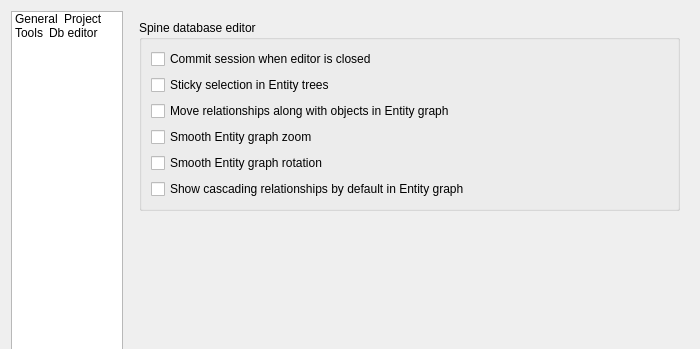
Old version of the form spinetoolbox/ui/settings.ui in the repository spine-tools/Spine-Toolbox; both pictures show x 0 to 700 and y 0 to 349 of the 700 by 550 pixel window.
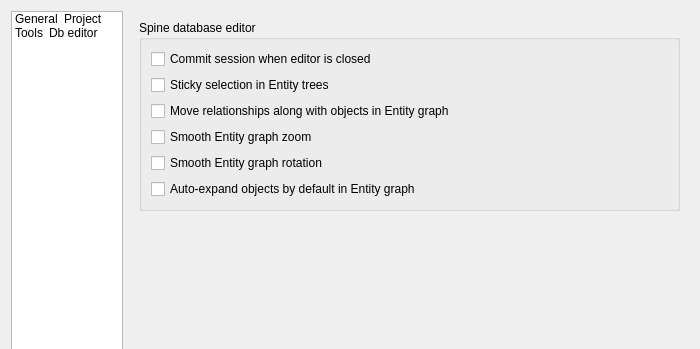
New version of the form. The open tabs and pages were chosen to show the change. Icons and pictures are not drawn. Custom widgets are drawn as their Qt base class.

Commit message:
Add options to expand/collapse objects from entity graph
And also, to increase/decrease the arc length

Diff of the .ui file:
```diff
--- a/spinetoolbox/ui/settings.ui
+++ b/spinetoolbox/ui/settings.ui
@@ -1079,7 +1079,7 @@
                <string>&lt;html&gt;&lt;head/&gt;&lt;body&gt;&lt;p&gt;&lt;span style=&quot; font-weight:600;&quot;&gt;Checked&lt;/span&gt;: Whenever an object is included in the Entity graph, the graph automatically includes &lt;span style=&quot; font-style:italic;&quot;&gt;all&lt;/span&gt; its relationships.&lt;/p&gt;&lt;p&gt;&lt;span style=&quot; font-weight:600;&quot;&gt;Unchecked&lt;/span&gt;: Whenever &lt;span style=&quot; font-style:italic;&quot;&gt;all&lt;/span&gt; the objects in a relationship are included in the Entity graph, the graph automatically includes the relationship.&lt;/p&gt;&lt;p&gt;Note: This setting is a global default, but can be locally overriden in every Spine DB editor session.&lt;/p&gt;&lt;/body&gt;&lt;/html&gt;</string>
               </property>
               <property name="text">
-               <string>Show cascading relationships by default in Entity graph</string>
+               <string>Auto-expand objects by default in Entity graph</string>
               </property>
              </widget>
             </item>
```
Left out of the diff: 4 changed lines with no effect on the pictures. The commit also changes 14 other files.
